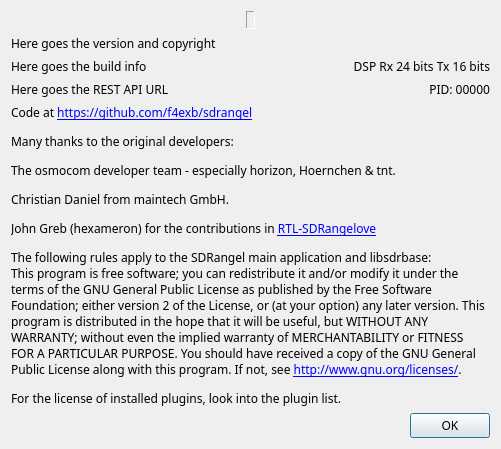
Qt form sdrgui/gui/aboutdialog.ui (f4exb/sdrangel) before a commit.
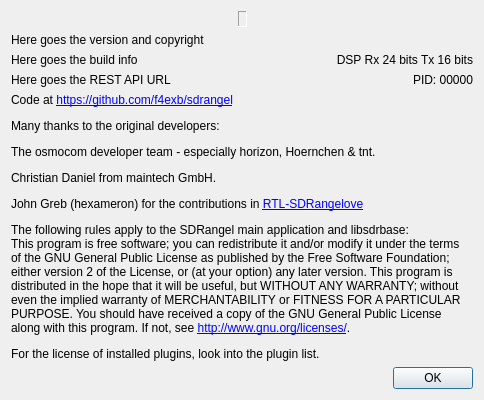
The same form after that commit. Icons and pictures are not drawn.

Commit message: sdrgui: changed all fonts to Liberation

```diff
--- a/sdrgui/gui/aboutdialog.ui
+++ b/sdrgui/gui/aboutdialog.ui
@@ -12,7 +12,7 @@
   </property>
   <property name="font">
    <font>
-    <family>Sans Serif</family>
+    <family>Liberation Sans</family>
     <pointsize>9</pointsize>
    </font>
   </property>
```
The commit also changes 18 other files.
